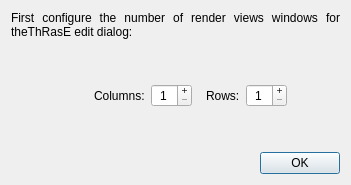
Old version of the form ui/render_view_config_dialog.ui in the repository SMByC/ThRasE.
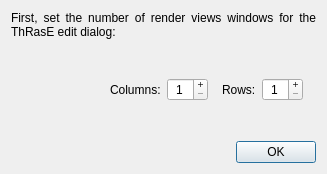
New version of the form. Icons and pictures are not drawn.

Commit message: Improve UI dialog to set the render views windows

Patch:
```diff
--- a/ui/render_view_config_dialog.ui
+++ b/ui/render_view_config_dialog.ui
@@ -2,14 +2,6 @@
 <ui version="4.0">
  <class>Dialog</class>
  <widget class="QDialog" name="Dialog">
-  <property name="geometry">
-   <rect>
-    <x>0</x>
-    <y>0</y>
-    <width>351</width>
-    <height>185</height>
-   </rect>
-  </property>
   <property name="windowTitle">
    <string>ThRasE - Render views configuration</string>
   </property>
@@ -17,7 +9,7 @@
    <item>
     <widget class="QLabel" name="label_30">
      <property name="text">
-      <string>First configure the number of render views windows for theThRasE edit dialog:</string>
+      <string>First, set the number of render views windows for the ThRasE edit dialog:</string>
      </property>
      <property name="alignment">
       <set>Qt::AlignJustify|Qt::AlignVCenter</set>
@@ -35,7 +27,7 @@
      <property name="sizeHint" stdset="0">
       <size>
        <width>20</width>
-       <height>40</height>
+       <height>4</height>
       </size>
      </property>
     </spacer>
@@ -50,7 +42,7 @@
         </property>
         <property name="sizeHint" stdset="0">
          <size>
-          <width>40</width>
+          <width>4</width>
           <height>20</height>
          </size>
         </property>
@@ -74,6 +66,18 @@
       </item>
       <item>
        <widget class="QLabel" name="label">
+        <property name="sizePolicy">
+         <sizepolicy hsizetype="Fixed" vsizetype="Fixed">
+          <horstretch>0</horstretch>
+          <verstretch>0</verstretch>
+         </sizepolicy>
+        </property>
+        <property name="minimumSize">
+         <size>
+          <width>64</width>
+          <height>64</height>
+         </size>
+        </property>
         <property name="text">
          <string/>
         </property>
@@ -176,7 +180,7 @@
         </property>
         <property name="sizeHint" stdset="0">
          <size>
-          <width>40</width>
+          <width>4</width>
           <height>20</height>
          </size>
         </property>
@@ -193,7 +197,7 @@
      <property name="sizeHint" stdset="0">
       <size>
        <width>20</width>
-       <height>40</height>
+       <height>4</height>
       </size>
      </property>
     </spacer>
```
